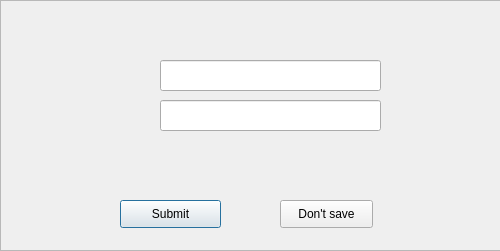
First picture: the form in ui/saving_window.ui, repository mrtnlbwck/ECG_Digitizer, before the edit.
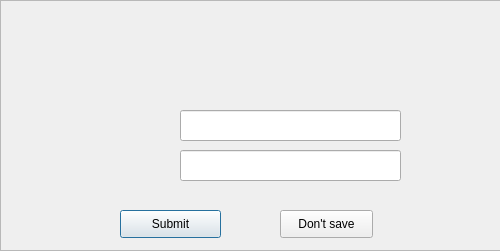
Second picture: the form after the edit. Icons and pictures are not drawn.

The edit to the form file:
```diff
--- a/ui/saving_window.ui
+++ b/ui/saving_window.ui
@@ -43,18 +43,21 @@
    <widget class="QLineEdit" name="header_text">
     <property name="geometry">
      <rect>
-      <x>160</x>
-      <y>100</y>
+      <x>180</x>
+      <y>110</y>
       <width>221</width>
       <height>31</height>
      </rect>
     </property>
+    <property name="styleSheet">
+     <string notr="true">background:none</string>
+    </property>
    </widget>
    <widget class="QWidget" name="widget" native="true">
     <property name="geometry">
      <rect>
       <x>60</x>
-      <y>190</y>
+      <y>200</y>
       <width>501</width>
       <height>41</height>
      </rect>
@@ -102,12 +105,15 @@
    <widget class="QLineEdit" name="title">
     <property name="geometry">
      <rect>
-      <x>160</x>
-      <y>60</y>
+      <x>180</x>
+      <y>150</y>
       <width>221</width>
       <height>31</height>
      </rect>
     </property>
+    <property name="styleSheet">
+     <string notr="true">background:none</string>
+    </property>
    </widget>
   </widget>
  </widget>
```
Left out of the diff: 4 changed lines with no effect on the pictures.
